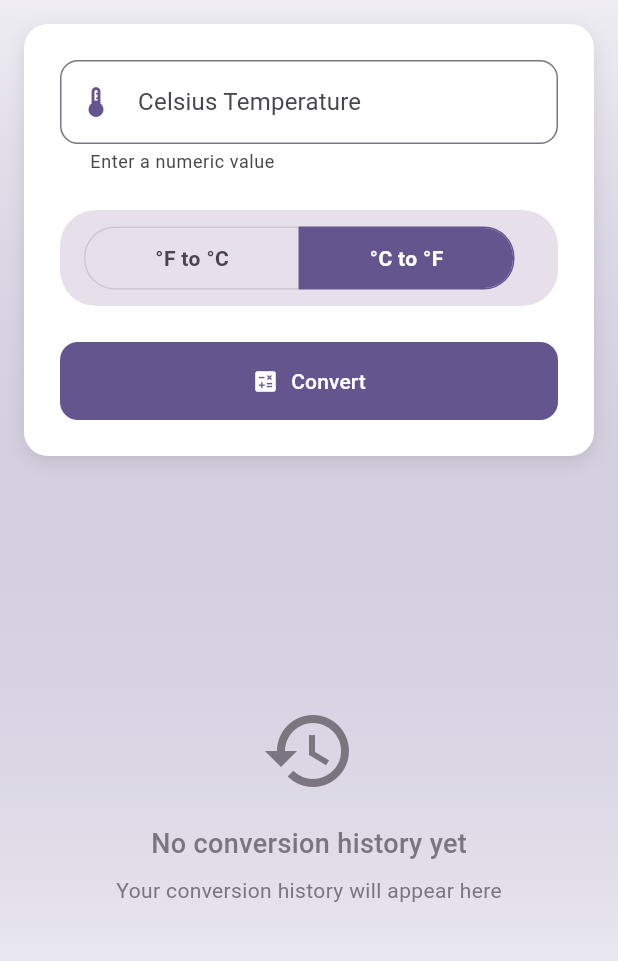
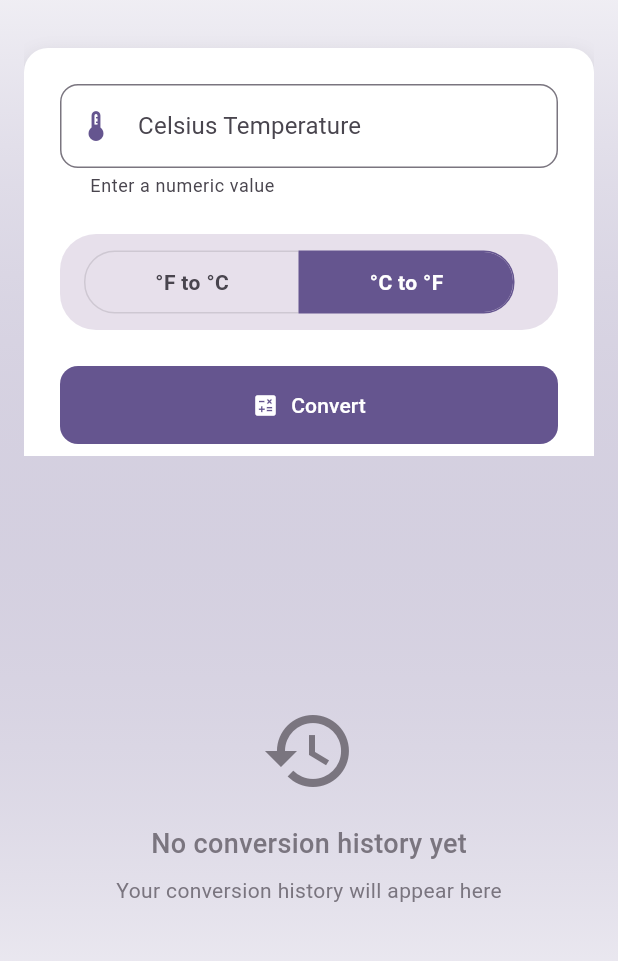
Before and after one commit to Makito042/m.okoye_individualAssignment1, a Flutter app: the screen it shows after launch, on a phone screen of 412 x 824 dp, the part 84-1045 px from its top. Run offline on Flutter 3.47's test engine with Material 3 defaults, Android fonts, the phone set to English and light mode, and no system bars; our stand-ins replace shared_preferences.

Commit message:
update readme

```diff
--- a/lib/widgets/temperature_input.dart
+++ b/lib/widgets/temperature_input.dart
@@ -24,6 +24,9 @@
     return LayoutBuilder(
       builder: (context, constraints) {
         return SingleChildScrollView(
+          physics: const AlwaysScrollableScrollPhysics(),
+          child: Padding(
+            padding: const EdgeInsets.symmetric(vertical: 16.0),
             child: Container(
               padding: const EdgeInsets.all(24.0),
               decoration: BoxDecoration(
@@ -38,9 +41,11 @@
               constraints: BoxConstraints(
                 maxWidth: constraints.maxWidth,
                 minWidth: constraints.minWidth,
+                minHeight: constraints.maxHeight * 0.8,
               ),
               child: Column(
-              mainAxisSize: MainAxisSize.min,
+                mainAxisSize: MainAxisSize.max,
+                mainAxisAlignment: MainAxisAlignment.start,
                 crossAxisAlignment: CrossAxisAlignment.stretch,
                 children: [
                   TextField(
@@ -82,7 +87,7 @@
                       onPressed: (index) => onDirectionChanged(index == 1),
                       constraints: BoxConstraints(
                         minHeight: 40.0,
-                      minWidth: (constraints.maxWidth - 96) / 2, // Adjusted width calculation
+                        minWidth: (constraints.maxWidth - 96) / 2,
                       ),
                       borderRadius: BorderRadius.circular(20.0),
                       selectedBorderColor: colorScheme.primary,
@@ -91,14 +96,14 @@
                       color: colorScheme.onSurfaceVariant,
                       children: [
                         Padding(
-                        padding: const EdgeInsets.symmetric(horizontal: 12.0), // Reduced padding
+                          padding: const EdgeInsets.symmetric(horizontal: 12.0),
                           child: Text('°F to °C',
                             style: const TextStyle(fontWeight: FontWeight.bold),
                             textAlign: TextAlign.center,
                           ),
                         ),
                         Padding(
-                        padding: const EdgeInsets.symmetric(horizontal: 12.0), // Reduced padding
+                          padding: const EdgeInsets.symmetric(horizontal: 12.0),
                           child: Text('°C to °F',
                             style: const TextStyle(fontWeight: FontWeight.bold),
                             textAlign: TextAlign.center,
@@ -123,40 +128,54 @@
                     ),
                   ),
                   if (result.isNotEmpty) ...[
-                  const SizedBox(height: 24),
+                    const SizedBox(height: 32),
                     Container(
-                    padding: const EdgeInsets.all(16.0),
+                      width: double.infinity,
+                      margin: const EdgeInsets.symmetric(horizontal: 8.0, vertical: 16.0),
+                      padding: const EdgeInsets.symmetric(vertical: 24.0, horizontal: 20.0),
                       decoration: BoxDecoration(
                         color: isError ? colorScheme.errorContainer : colorScheme.primaryContainer,
-                      borderRadius: BorderRadius.circular(12.0),
+                        borderRadius: BorderRadius.circular(16.0),
+                        border: Border.all(
+                          color: (isError ? colorScheme.error : colorScheme.primary).withOpacity(0.5),
+                          width: 2.0,
                         ),
-                    child: Row(
-                      mainAxisAlignment: MainAxisAlignment.center,
+                        boxShadow: [
+                          BoxShadow(
+                            color: (isError ? colorScheme.error : colorScheme.primary).withOpacity(0.3),
+                            blurRadius: 12,
+                            offset: const Offset(0, 4),
+                          ),
+                        ],
+                      ),
+                      child: Column(
+                        mainAxisSize: MainAxisSize.min,
                         children: [
                           Icon(
                             isError ? Icons.error_outline : Icons.check_circle_outline,
                             color: isError ? colorScheme.error : colorScheme.primary,
+                            size: 36,
                           ),
-                        const SizedBox(width: 8),
-                        Expanded(
-                          child: Text(
+                          const SizedBox(height: 16),
+                          Text(
                             result,
-                            style: Theme.of(context).textTheme.titleMedium?.copyWith(
+                            style: Theme.of(context).textTheme.headlineSmall?.copyWith(
                               color: isError ? colorScheme.error : colorScheme.primary,
                               fontWeight: FontWeight.bold,
                             ),
                             textAlign: TextAlign.center,
                           ),
-                        ),
                         ],
                       ),
                     ),
+                    const SizedBox(height: 16),
                   ],
                 ],
               ),
             ),
+          ),
         );
-      },
+      }
     );
   }
 }
```
Also changed, not shown: 1 other file. Lines whose indentation alone changed are shown as unchanged.
